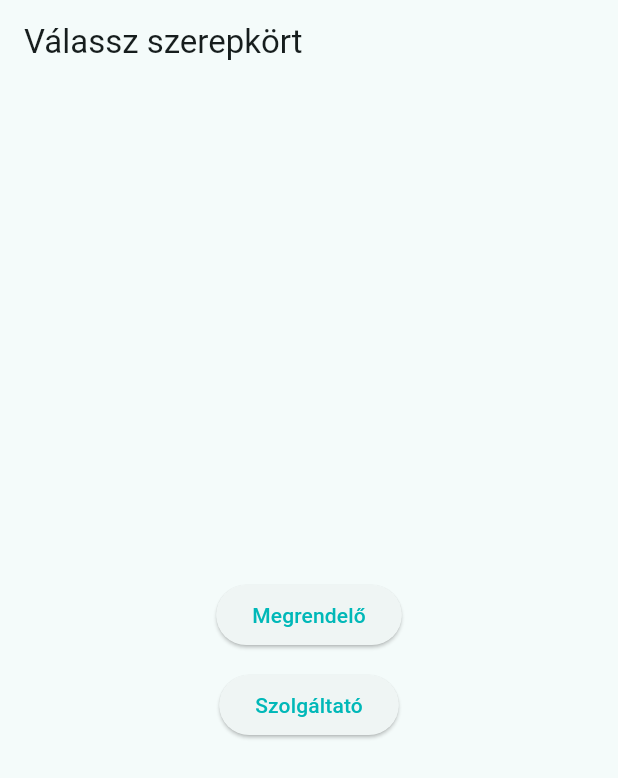
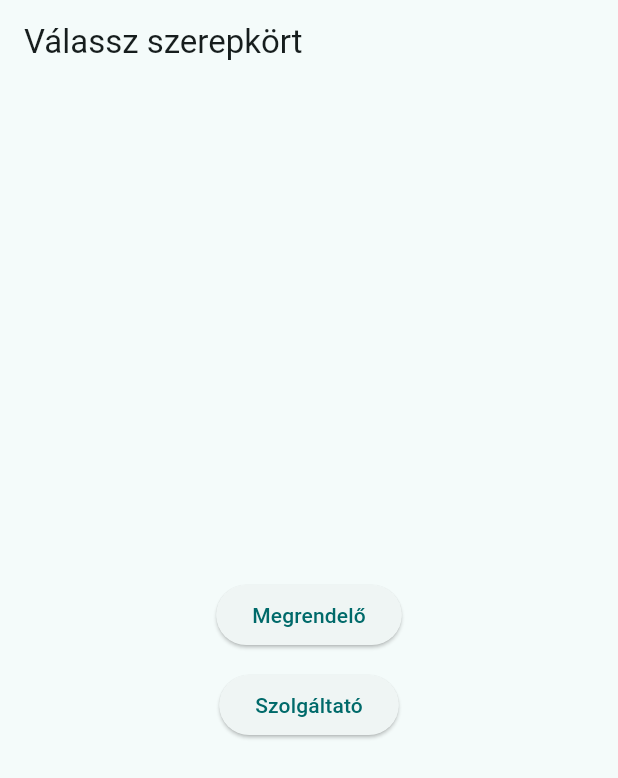
Before and after one commit to bokatimea-debug/takimaki_full, a Flutter app: the screen it shows after launch, on a phone screen of 412 x 824 dp. Shown: the top 778 px of the screen. Run offline on Flutter 3.47's test engine with Material 3 defaults, Android fonts, the phone set to English and light mode, and no system bars.

```diff
--- a/lib/main.dart
+++ b/lib/main.dart
@@ -1,11 +1,7 @@
-// lib/main.dart
 import 'package:flutter/material.dart';
-
-import 'utils.dart';
 import 'screens/role_select_screen.dart';
 import 'screens/customer_search_screen.dart';
 import 'screens/provider_profile_setup_screen.dart';
-import 'screens/home.dart'; // ha hivatkozol rá máshol
 
 void main() => runApp(const TakimakiApp());
 
@@ -14,22 +10,15 @@ class TakimakiApp extends StatelessWidget {
 
   @override
   Widget build(BuildContext context) {
-    final colorScheme = ColorScheme.fromSeed(seedColor: takimakiTurquoise);
+    final colorScheme = ColorScheme.fromSeed(seedColor: const Color(0xFF00B8B8));
     return MaterialApp(
+      debugShowCheckedModeBanner: false,
       title: 'Takimaki',
-      debugShowCheckedModeBanner: false,
-      theme: ThemeData(
-        colorScheme: colorScheme.copyWith(
-          primary: takimakiTurquoise,
-          secondary: takimakiOrange,
-        ),
-        useMaterial3: true,
-      ),
-      home: RoleSelectScreen(),
+      theme: ThemeData(useMaterial3: true, colorScheme: colorScheme),
+      home: const RoleSelectScreen(),
       routes: {
         '/customer/search': (context) => const CustomerSearchScreen(),
         '/provider/setup': (context) => const ProviderProfileSetupScreen(),
-        '/home': (context) => const HomeScreen(),
       },
     );
   }
```
